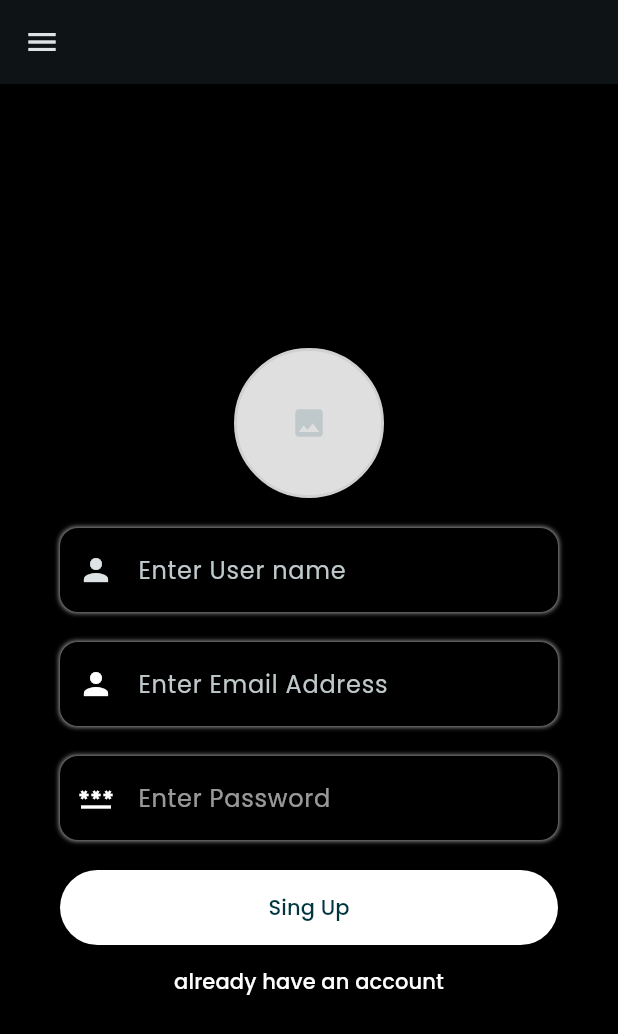
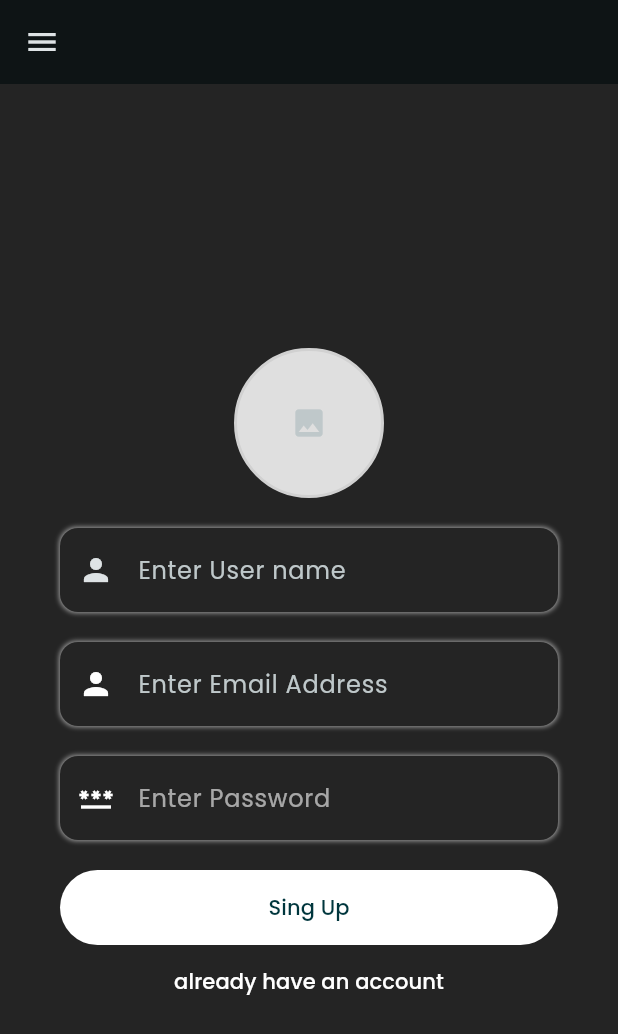
Before and after one commit to azizarrahmanmiju/Flutter-chat-app, a Flutter app: the screen it shows after launch, after a tap on "create An new Acount", on a phone screen of 412 x 824 dp. Shown: the top 1034 px of the screen. Run offline on Flutter 3.47's test engine with Material 3 defaults, Android fonts, the light colour scheme and no system bars; our stand-ins replace cloud_firestore, file_picker, firebase_auth, firebase_core, firebase_storage, flutter_riverpod and 3 more; accounts and stored records are empty.

Commit message:
mode fully completed

```diff
--- a/lib/Themes/themes.dart
+++ b/lib/Themes/themes.dart
@@ -2,8 +2,8 @@ import 'package:flutter/material.dart';
 import 'package:google_fonts/google_fonts.dart';
 
 const Color lightBackgroundColor = Colors.white;
-const Color darkBackgroundColor = Colors.black;
-const Color lightPrimaryColor = Colors.black;
+const Color darkBackgroundColor = Color.fromARGB(255, 36, 36, 36);
+const Color lightPrimaryColor = Color.fromARGB(255, 8, 8, 8);
 const Color darkPrimaryColor = Colors.white;
 
 final ThemeData lightTheme = ThemeData(
--- a/lib/main.dart
+++ b/lib/main.dart
@@ -1,4 +1,5 @@
 import 'package:chat_app/riverpod/theme.dart';
+import 'package:chat_app/shared_preference/store_modedata.dart';
 import 'package:cloud_firestore/cloud_firestore.dart';
 import 'package:flutter/material.dart';
 
@@ -21,9 +22,27 @@ void main() async {
   runApp(ProviderScope(child: MyApp()));
 }
 
-class MyApp extends ConsumerWidget {
+class MyApp extends ConsumerStatefulWidget {
   @override
-  Widget build(BuildContext context, WidgetRef ref) {
+  ConsumerState<MyApp> createState() => _MyAppState();
+}
+
+class _MyAppState extends ConsumerState<MyApp> {
+  @override
+  void initState() {
+    super.initState();
+    loadTheme();
+  }
+
+  Future<void> loadTheme() async {
+    bool? savedTheme = await getthem();
+    setState(() {
+      ref.watch(themeNotifierProvider.notifier).toggleTheme(savedTheme);
+    });
+  }
+
+  @override
+  Widget build(BuildContext context) {
     final theme = ref.watch(themeNotifierProvider);
     return MaterialApp(
       debugShowCheckedModeBanner: false,
--- /dev/null
+++ b/lib/shared_preference/store_modedata.dart
@@ -0,0 +1,14 @@
+import 'package:shared_preferences/shared_preferences.dart';
+
+Future<void> settheme(bool isLightMode) async {
+  SharedPreferences prefs = await SharedPreferences.getInstance();
+  await prefs.setBool('light', isLightMode);
+  print("Theme saved as: $isLightMode");
+}
+
+Future<bool> getthem() async {
+  final prefs = await SharedPreferences.getInstance();
+  bool theme = prefs.getBool('light') ?? false;
+  print("Theme loaded as: $theme");
+  return theme;
+}
--- a/lib/widget/singlelist.dart
+++ b/lib/widget/singlelist.dart
@@ -29,7 +29,9 @@ class Singlelist extends StatelessWidget {
             border: Border.all(
               color: Theme.of(context).colorScheme.onBackground,
             ),
-            borderRadius: const BorderRadius.all(Radius.circular(50)),
+            borderRadius: const BorderRadius.all(
+              Radius.circular(50),
+            ),
             boxShadow: [
               BoxShadow(
                 color: Theme.of(context).colorScheme.onSurface,
--- a/pubspec.yaml
+++ b/pubspec.yaml
@@ -44,6 +44,7 @@ dependencies:
   lottie: ^3.1.2
   file_picker: ^8.1.3
   flutter_riverpod: ^2.6.1
+  shared_preferences: ^2.3.2
 
 dev_dependencies:
   flutter_test:
```
Also changed, not shown: lib/Screen/Userlist.dart (+11 -6 lines), lib/widget/drawercontent.dart (+22 -9 lines), pubspec.lock, 1 other file.
